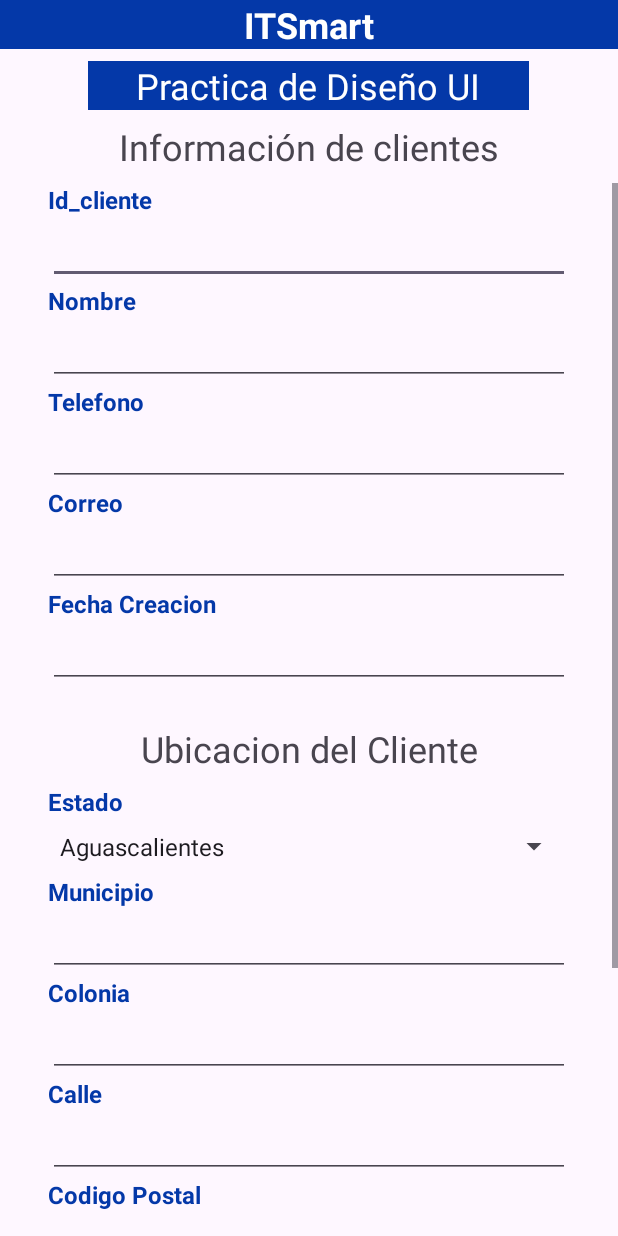
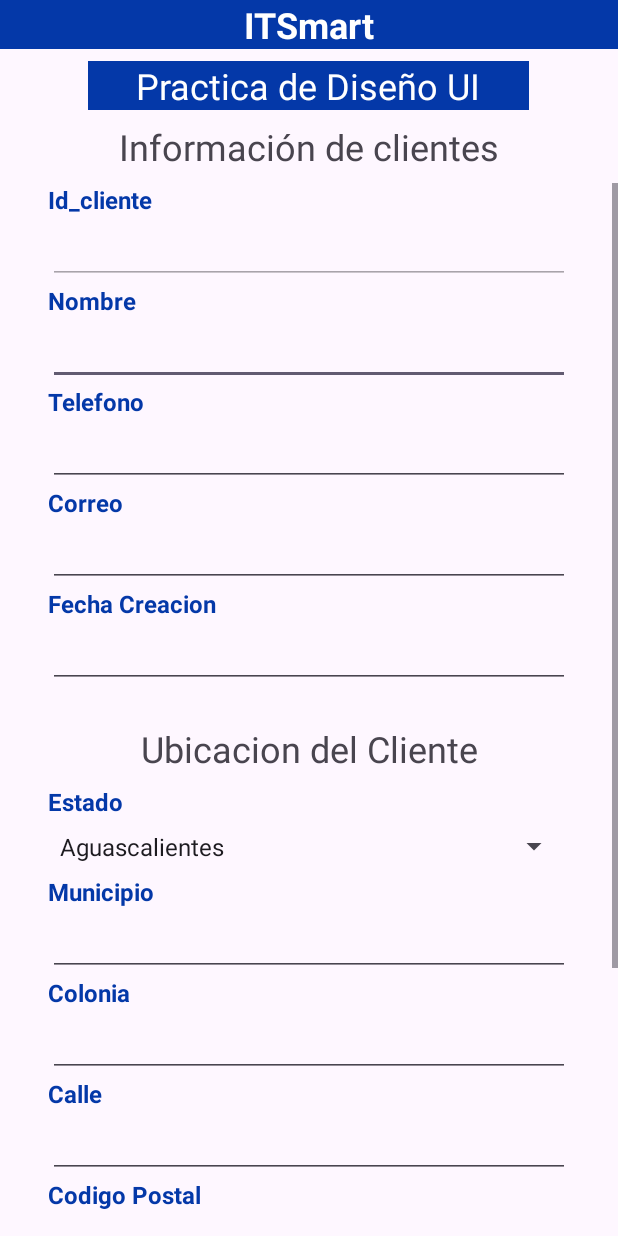
Before and after one commit to IDGS-904-19002246/ITSmart-PruebaMovil, an Android app: the screen it shows after launch (FormActivity), after a tap on an icon or button, on a phone screen of 412 x 824 dp. Run offline under Robolectric (Android 15) with nearby library versions, the phone set to English and light mode, and no system bars; our stand-ins replace data binding.

Commit message:
CRUD 25% Nov13, 2023

```diff
--- a/app/build.gradle
+++ b/app/build.gradle
@@ -44,7 +44,6 @@ dependencies {
     implementation 'com.squareup.retrofit2:retrofit:2.9.0'
     implementation 'com.squareup.retrofit2:converter-gson:2.9.0'
     implementation 'com.google.android.material:material:1.4.0'
-    implementation 'com.google.android.gms:play-services-maps:17.0.1'
 
 
 }
--- a/app/src/main/AndroidManifest.xml
+++ b/app/src/main/AndroidManifest.xml
@@ -1,6 +1,7 @@
 <?xml version="1.0" encoding="utf-8"?>
 <manifest xmlns:android="http://schemas.android.com/apk/res/android"
     xmlns:tools="http://schemas.android.com/tools">
+    <uses-permission android:name="android.permission.INTERNET" />
 
     <application
         android:allowBackup="true"
--- a/app/src/main/java/com/example/pruebamovil_itsmart/FormActivity.java
+++ b/app/src/main/java/com/example/pruebamovil_itsmart/FormActivity.java
@@ -3,27 +3,32 @@ package com.example.pruebamovil_itsmart;
 import androidx.appcompat.app.AppCompatActivity;
 
 import android.os.Bundle;
-import androidx.fragment.app.FragmentActivity;
-import com.google.android.gms.maps.CameraUpdateFactory;
-import com.google.android.gms.maps.GoogleMap;
-import com.google.android.gms.maps.OnMapReadyCallback;
-import com.google.android.gms.maps.SupportMapFragment;
-import com.google.android.gms.maps.model.LatLng;
-import com.google.android.gms.maps.model.Marker;
-import com.google.android.gms.maps.model.MarkerOptions;
+import android.widget.Toast;
+
 
 import com.example.pruebamovil_itsmart.databinding.ActivityFormBinding;
+import com.example.pruebamovil_itsmart.models.ClsClientes;
 
 public class FormActivity extends AppCompatActivity {
     private ActivityFormBinding b;
-    private GoogleMap mMap;
-    private static final LatLng MI_UBICACION = new LatLng(-34, 151);
+    public static final String CLI_KEY = "cli";
+//    private GoogleMap mMap;
+//    private static final LatLng MI_UBICACION = new LatLng(-34, 151);
     @Override
     protected void onCreate(Bundle savedInstanceState) {
         super.onCreate(savedInstanceState);
         setContentView(R.layout.activity_form);
         b = ActivityFormBinding.inflate(getLayoutInflater());
         setContentView(b.getRoot());
+
+        Bundle extras = getIntent().getExtras();
+
+        if (extras == null){
+            Toast.makeText(this, "NO Hay cliente", Toast.LENGTH_SHORT).show();
+        }else {
+            ClsClientes cliente = extras.getParcelable(CLI_KEY);
+            Toast.makeText(this, "Hay cliente", Toast.LENGTH_SHORT).show();
+        }
 
 //        SupportMapFragment mapFragment = (SupportMapFragment) getSupportFragmentManager().
 //                findFragmentById(R.id.mapFragment);
@@ -32,12 +37,12 @@ public class FormActivity extends AppCompatActivity {
     }
 
 
-    public void onMapReady(GoogleMap googleMap) {
-        mMap = googleMap;
-
-        // Añadir marcador en la ubicación y mover la cámara
-        Marker marker = mMap.addMarker(new MarkerOptions().position(MI_UBICACION).title("Mi Ubicación"));
-        mMap.moveCamera(CameraUpdateFactory.newLatLng(MI_UBICACION));
-        mMap.animateCamera(CameraUpdateFactory.newLatLngZoom(MI_UBICACION, 12.0f)); // Ajusta el nivel de zoom según tus necesidades
-    }
+//    public void onMapReady(GoogleMap googleMap) {
+//        mMap = googleMap;
+//
+//        // Añadir marcador en la ubicación y mover la cámara
+//        Marker marker = mMap.addMarker(new MarkerOptions().position(MI_UBICACION).title("Mi Ubicación"));
+//        mMap.moveCamera(CameraUpdateFactory.newLatLng(MI_UBICACION));
+//        mMap.animateCamera(CameraUpdateFactory.newLatLngZoom(MI_UBICACION, 12.0f)); // Ajusta el nivel de zoom según tus necesidades
+//    }
 }
--- a/app/src/main/java/com/example/pruebamovil_itsmart/MainActivity.java
+++ b/app/src/main/java/com/example/pruebamovil_itsmart/MainActivity.java
@@ -7,7 +7,9 @@ import androidx.recyclerview.widget.LinearLayoutManager;
 import androidx.recyclerview.widget.RecyclerView;
 
 import android.app.Activity;
+import android.app.ActivityOptions;
 import android.content.Intent;
+import android.os.Build;
 import android.os.Bundle;
 import android.view.View;
 
@@ -33,7 +35,6 @@ public class MainActivity extends AppCompatActivity {
     //    --------------------------------------------------------------------
     private List<ClsClientes> lista;
     private AdaClientes adaptador;
-    static int id = 0;
     api_inter api;
 
     @Override
@@ -45,10 +46,8 @@ public class MainActivity extends AppCompatActivity {
 
         b.recycler.setLayoutManager(new LinearLayoutManager(this));
         lista = new ArrayList<>();
-//        datos_basura();
 
         b.ADD.setOnClickListener(v -> {
-            id = 0;
             Intent intent = new Intent(this, FormActivity.class);
             startActivity(intent);
         });
@@ -58,13 +57,13 @@ public class MainActivity extends AppCompatActivity {
         Call<ClsResponse> call = api.TODOS();
 
 
-        adaptador = new AdaClientes(MainActivity.this,lista);
+        adaptador = new AdaClientes(MainActivity.this, lista);
         b.recycler.setAdapter(adaptador);
         call.enqueue(new Callback<ClsResponse>() {
             @Override
             public void onResponse(Call<ClsResponse> call, Response<ClsResponse> response) {
                 lista = response.body().getClientes();
-                adaptador = new AdaClientes(MainActivity.this,lista);
+                adaptador = new AdaClientes(MainActivity.this, lista);
                 b.recycler.setAdapter(adaptador);
             }
 
@@ -75,17 +74,6 @@ public class MainActivity extends AppCompatActivity {
         });
 
 
+
     }
-
-//    public void datos_basura() {
-//        lista.add(new ClsClientes(1, "juan", "martinez", "lopez"));
-//        lista.add(new ClsClientes(2, "juan", "martinez", "lopez"));
-//        lista.add(new ClsClientes(3, "juan", "martinez", "lopez"));
-//        lista.add(new ClsClientes(4, "juan", "martinez", "lopez"));
-//        lista.add(new ClsClientes(5, "juan", "martinez", "lopez"));
-//        lista.add(new ClsClientes(6, "juan", "martinez", "lopez"));
-//        lista.add(new ClsClientes(7, "juan", "martinez", "lopez"));
-//        lista.add(new ClsClientes(8, "juan", "martinez", "lopez"));
-//
-//    }
 }
--- a/app/src/main/res/layout/activity_form.xml
+++ b/app/src/main/res/layout/activity_form.xml
@@ -50,7 +50,7 @@
                 android:paddingHorizontal="32dp" />
 
             <TextView
-                android:id="@+id/titulo_lista"
+                android:id="@+id/titulo_form"
                 android:layout_width="match_parent"
                 android:layout_height="wrap_content"
 
@@ -92,7 +92,8 @@
                 <TextView android:text="@string/Id_cliente" style="@style/text_label" />
                 <EditText
                     android:id="@+id/Id_cliente"
-                    android:inputType="numberSigned" style="@style/text_input"/>
+                    android:enabled="false"
+                     style="@style/text_input"/>
 
                 <TextView android:text="@string/Nombre" style="@style/text_label" />
                 <EditText
@@ -171,8 +172,9 @@
                     android:layout_width="wrap_content"
                     android:layout_height="wrap_content"
                     android:backgroundTint="@color/blue_1"
+                    android:textColor="@color/white"
 
-                    android:text="@string/borrar"
+                    android:text="Guardar"
                     android:layout_marginTop="64dp"
                     app:icon="@android:drawable/ic_menu_save"
                     tools:ignore="MissingConstraints">
--- a/gradle.properties
+++ b/gradle.properties
@@ -19,3 +19,4 @@ android.useAndroidX=true
 # resources declared in the library itself and none from the library's dependencies,
 # thereby reducing the size of the R class for that library
 android.nonTransitiveRClass=true
+android.enableJetifier=true
```
Also changed, not shown: app/src/main/java/com/example/pruebamovil_itsmart/adaptadors/AdaClientes.java (+24 -3 lines), app/src/main/res/values/styles.xml (+15 -0 lines).
